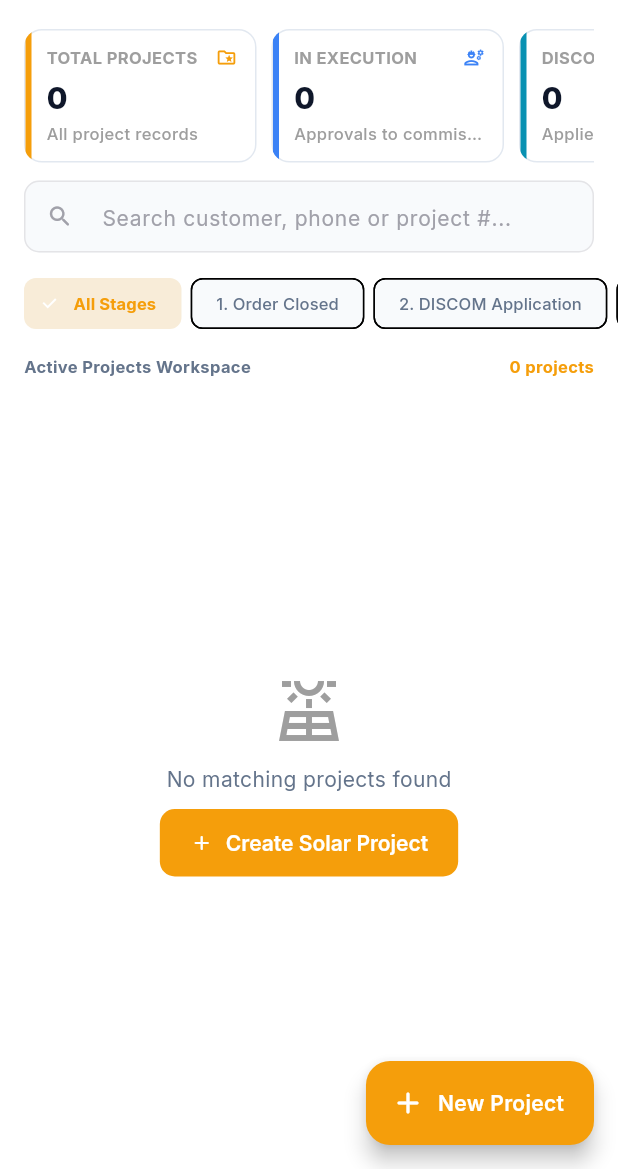
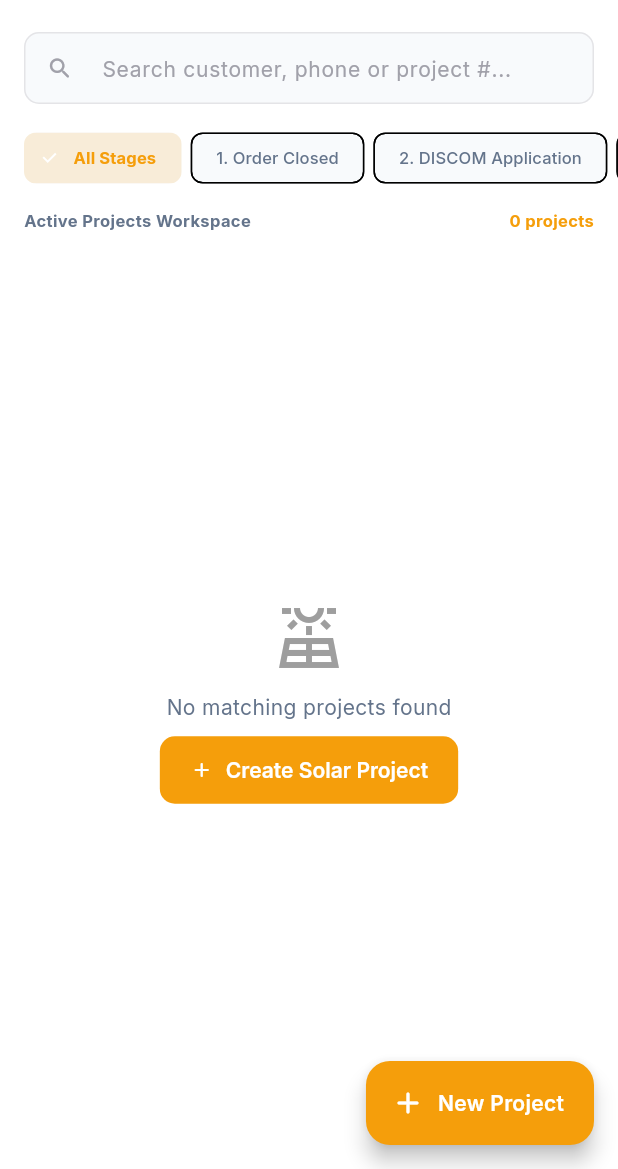
Before and after one commit to digiinkassignments/SOLAR-CRM, a Flutter app: the ProjectsListView screen opened directly, on a phone screen of 412 x 824 dp, the part 67-1236 px from its top. Run offline on Flutter 3.47's test engine with Material 3 defaults, Android fonts, the phone set to English and light mode, and no system bars; our stand-ins replace dio, fl_chart, flutter_secure_storage, font_awesome_flutter, google_fonts, image_picker and 1 more; missing offline and left inert: mobile_scanner; accounts and stored records are empty; network calls fail; project files that could hold a hidden picture were left out.

Commit message:
refactor(projects): remove top KPI stats cards and start directly with search bar

```diff
--- a/solar_crm_app/lib/views/projects/projects_list_view.dart
+++ b/solar_crm_app/lib/views/projects/projects_list_view.dart
@@ -113,7 +113,6 @@ class _ProjectsListViewState extends State<ProjectsListView> {
 
     final provider = Provider.of<ProjectProvider>(context);
     final projects = provider.projects;
-    final stats = provider.stats;
     final isLoading = provider.isLoading;
 
     return Scaffold(
@@ -150,64 +149,9 @@ class _ProjectsListViewState extends State<ProjectsListView> {
         onRefresh: () async => _loadData(),
         child: Column(
           children: [
-            // 4 KPI Stats Cards matching Web
-            Padding(
-              padding: const EdgeInsets.symmetric(horizontal: 16, vertical: 8),
-              child: SingleChildScrollView(
-                scrollDirection: Axis.horizontal,
-                child: Row(
-                  children: [
-                    _buildKpiCard(
-                      title: "TOTAL PROJECTS",
-                      value: stats.totalProjects.toString(),
-                      subtitle: "All project records",
-                      icon: Icons.folder_special_outlined,
-                      color: AppColors.brandPrimary,
-                      cardBg: cardBg,
-                      borderColor: borderColor,
-                      textPrimary: textPrimary,
-                    ),
-                    const SizedBox(width: 10),
-                    _buildKpiCard(
-                      title: "IN EXECUTION",
-                      value: stats.inExecution.toString(),
-                      subtitle: "Approvals to commissioning",
-                      icon: Icons.engineering_outlined,
-                      color: AppColors.skyBlue,
-                      cardBg: cardBg,
-                      borderColor: borderColor,
-                      textPrimary: textPrimary,
-                    ),
-                    const SizedBox(width: 10),
-                    _buildKpiCard(
-                      title: "DISCOM & SUBSIDY",
-                      value: stats.subsidyPipeline.toString(),
-                      subtitle: "Applied & received",
-                      icon: Icons.account_balance_outlined,
-                      color: const Color(0xFF0891B2),
-                      cardBg: cardBg,
-                      borderColor: borderColor,
-                      textPrimary: textPrimary,
-                    ),
-                    const SizedBox(width: 10),
-                    _buildKpiCard(
-                      title: "HANDOVER & CARE",
-                      value: stats.completedHandover.toString(),
-                      subtitle: "Handover and warranty",
-                      icon: Icons.check_circle_outline_rounded,
-                      color: AppColors.emeraldGreen,
-                      cardBg: cardBg,
-                      borderColor: borderColor,
-                      textPrimary: textPrimary,
-                    ),
-                  ],
-                ),
-              ),
-            ),
-
             // Search Filter
             Padding(
-              padding: const EdgeInsets.symmetric(horizontal: 16, vertical: 4),
+              padding: const EdgeInsets.fromLTRB(16, 10, 16, 6),
               child: TextField(
                 controller: _searchController,
                 decoration: InputDecoration(
@@ -599,74 +543,4 @@ class _ProjectsListViewState extends State<ProjectsListView> {
       ),
     );
   }
-
-  Widget _buildKpiCard({
-    required String title,
-    required String value,
-    required String subtitle,
-    required IconData icon,
-    required Color color,
-    required Color cardBg,
-    required Color borderColor,
-    required Color textPrimary,
-  }) {
-    return Container(
-      width: 155,
-      decoration: BoxDecoration(
-        color: cardBg,
-        borderRadius: BorderRadius.circular(12),
-        border: Border.all(color: borderColor),
-      ),
-      clipBehavior: Clip.antiAlias,
-      child: Stack(
-        children: [
-          Positioned(
-            left: 0,
-            top: 0,
-            bottom: 0,
-            width: 4,
-            child: Container(color: color),
-          ),
-          Padding(
-            padding: const EdgeInsets.only(left: 14, right: 12, top: 10, bottom: 10),
-            child: Column(
-              crossAxisAlignment: CrossAxisAlignment.start,
-              children: [
-                Row(
-                  mainAxisAlignment: MainAxisAlignment.spaceBetween,
-                  children: [
-                    Flexible(
-                      child: Text(
-                        title,
-                        style: AppTypography.caption(color: Colors.grey, fontWeight: FontWeight.w700),
-                        maxLines: 1,
-                        overflow: TextOverflow.ellipsis,
-                      ),
-                    ),
-                    Icon(icon, size: 14, color: color),
-                  ],
-                ),
-                const SizedBox(height: 4),
-                Text(
-                  value,
-                  style: TextStyle(
-                    fontSize: 20,
-                    fontWeight: FontWeight.w800,
-                    color: textPrimary,
-                  ),
-                ),
-                const SizedBox(height: 2),
-                Text(
-                  subtitle,
-                  style: AppTypography.caption(color: Colors.grey),
-                  maxLines: 1,
-                  overflow: TextOverflow.ellipsis,
-                ),
-              ],
-            ),
-          ),
-        ],
-      ),
-    );
-  }
 }
```
Also changed, not shown: solar_crm_app/lib/models/project_model.dart (line endings or trailing spaces), solar_crm_app/lib/providers/project_provider.dart (line endings or trailing spaces).
